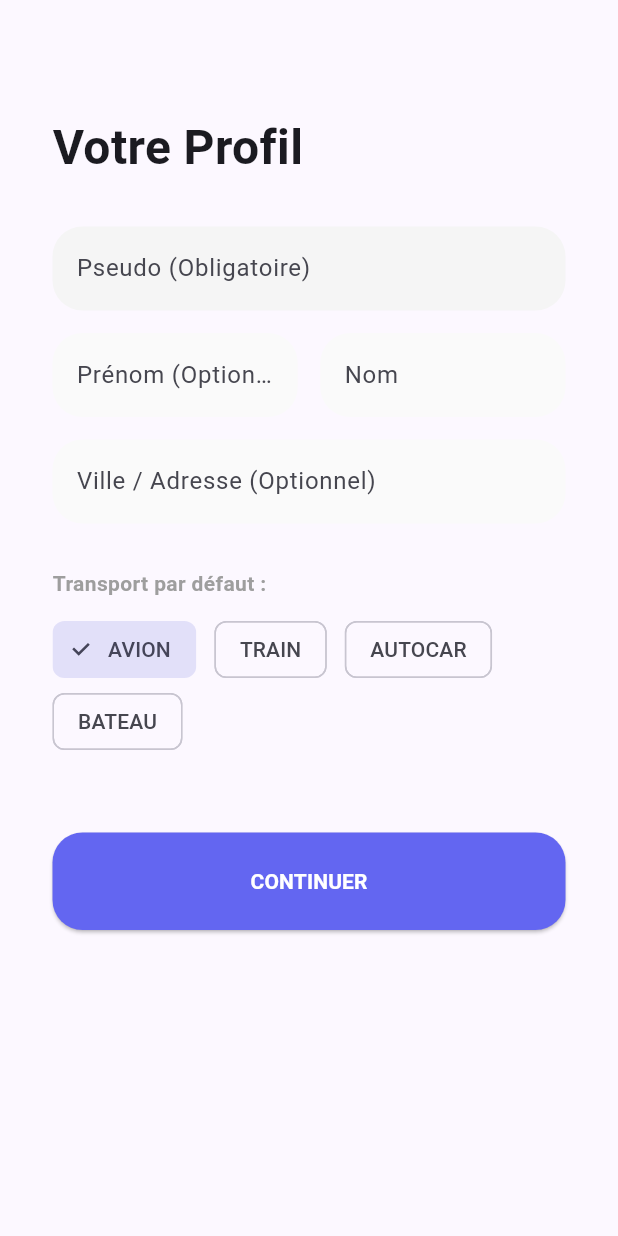
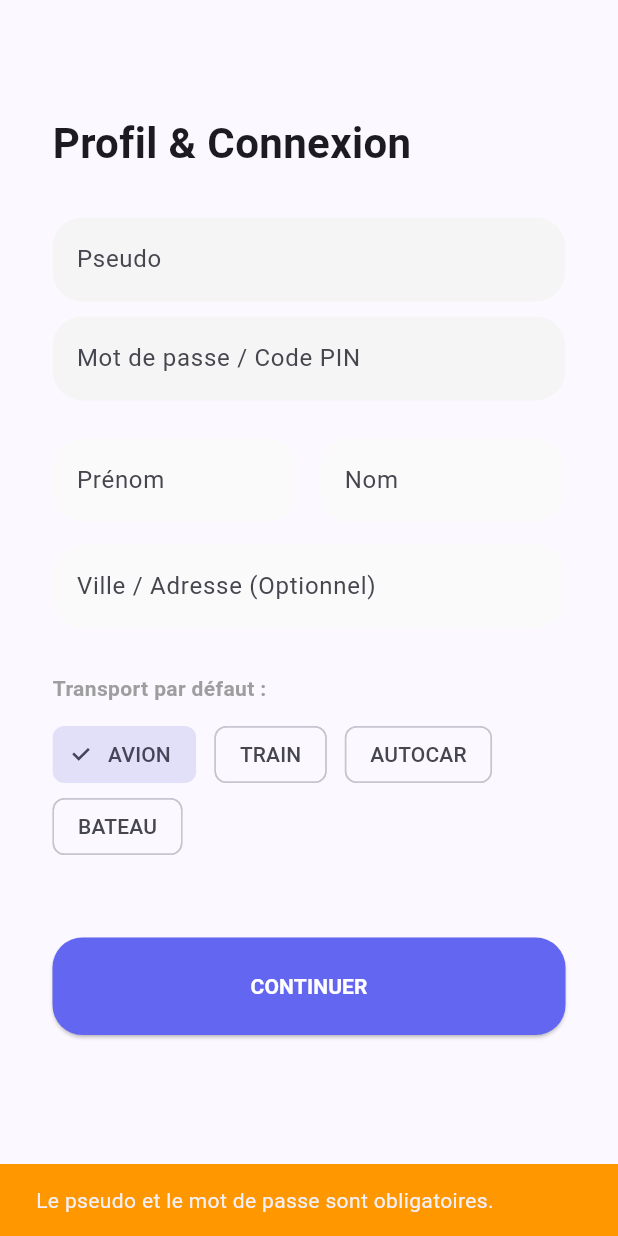
Before and after one commit to Jhamy35700/copassager, a Flutter app: the screen it shows after launch, after a tap on "COMMENCER", after a tap on "CONTINUER", on a phone screen of 412 x 824 dp. Run offline on Flutter 3.47's test engine with Material 3 defaults, Android fonts, the phone set to English and light mode, and no system bars; our stand-ins replace flutter_local_notifications, package_info_plus, permission_handler, shared_preferences, supabase_flutter; missing offline and left inert: nearby_connections; accounts and stored records are empty.

Commit message:
Ajout profil complet (Nom, Prénom, Adresse) et n° de transport dynamique sur les annonces

```diff
--- a/lib/main.dart
+++ b/lib/main.dart
@@ -132,7 +132,7 @@ class _MainLogicState extends State<MainLogic> {
   String _searchQuery = '';
   String _appVersion = "0.0.0";
 
-  Map<String, String> user = {"name": "", "transport": "avion", "firstName": "", "lastName": "", "address": ""};
+  Map<String, String> user = {"name": "", "password": "", "transport": "avion", "firstName": "", "lastName": "", "address": ""};
   Map<String, dynamic>? _activeRoom;
 
   final Map<String, List<String>> _history = {};
@@ -158,6 +158,7 @@ class _MainLogicState extends State<MainLogic> {
     final prefs = await SharedPreferences.getInstance();
     setState(() {
       user['name'] = prefs.getString('saved_pseudo') ?? "";
+      user['password'] = prefs.getString('saved_password') ?? ""; // NOUVEAU
       user['transport'] = prefs.getString('saved_transport') ?? "avion";
       user['firstName'] = prefs.getString('saved_firstname') ?? "";
       user['lastName'] = prefs.getString('saved_lastname') ?? "";
@@ -165,39 +166,45 @@ class _MainLogicState extends State<MainLogic> {
     });
   }
 
-  Future<bool> _saveAndValidateProfile(String newPseudo, String transport, String fName, String lName, String addr) async {
+  // LOGIQUE DE CONNEXION / INSCRIPTION UNIFIÉE
+  Future<bool> _saveAndValidateProfile(String newPseudo, String pwd, String transport, String fName, String lName, String addr) async {
     final prefs = await SharedPreferences.getInstance();
-    final oldPseudo = prefs.getString('saved_pseudo') ?? "";
 
-    if (newPseudo != oldPseudo) {
     try {
+      // 1. On cherche si le pseudo existe déjà dans Supabase
       final data = await Supabase.instance.client
           .from('users')
-            .select('pseudo')
+          .select() // On récupère tout
           .eq('pseudo', newPseudo)
           .maybeSingle();
 
       if (data != null) {
-          if (mounted) ScaffoldMessenger.of(context).showSnackBar(const SnackBar(content: Text("Ce pseudo est déjà pris !"), backgroundColor: Colors.red));
-          return false;
-        }
-      } catch (e) {
-        dev.log("Erreur validation Supabase: $e");
+        // LE COMPTE EXISTE : On vérifie le mot de passe
+        // (On autorise aussi si le mot de passe BDD est vide, pour migrer tes vieux tests)
+        if (data['password'] != null && data['password'] != pwd) {
+          if (mounted) ScaffoldMessenger.of(context).showSnackBar(const SnackBar(content: Text("Ce pseudo existe déjà. Mot de passe incorrect !"), backgroundColor: Colors.red));
+          return false; // Rejeté !
         }
       }
 
-    try {
+      // 2. Le compte est nouveau OU le mot de passe est bon -> On Upsert (Met à jour ou Crée)
       await Supabase.instance.client.from('users').upsert({
         'pseudo': newPseudo,
+        'password': pwd, // Sauvegarde du mot de passe
         'prenom': fName,
         'nom': lName,
         'adresse': addr
       });
+
     } catch (e) {
-      dev.log("Erreur Upsert Supabase: $e");
+      dev.log("Erreur Connexion Supabase: $e");
+      if (mounted) ScaffoldMessenger.of(context).showSnackBar(const SnackBar(content: Text("Erreur de connexion au serveur"), backgroundColor: Colors.orange));
+      return false;
     }
 
+    // 3. Sauvegarde locale si tout s'est bien passé
     await prefs.setString('saved_pseudo', newPseudo);
+    await prefs.setString('saved_password', pwd);
     await prefs.setString('saved_transport', transport);
     await prefs.setString('saved_firstname', fName);
     await prefs.setString('saved_lastname', lName);
@@ -205,6 +212,7 @@ class _MainLogicState extends State<MainLogic> {
 
     setState(() {
       user['name'] = newPseudo;
+      user['password'] = pwd;
       user['transport'] = transport;
       user['firstName'] = fName;
       user['lastName'] = lName;
@@ -482,7 +490,7 @@ class _WelcomeStep extends StatelessWidget {
 
 class _ProfileStep extends StatefulWidget {
   final Map<String, String> user;
-  final Future<bool> Function(String, String, String, String, String) onSave;
+  final Future<bool> Function(String, String, String, String, String, String) onSave; // +1 param (password)
 
   const _ProfileStep({required this.user, required this.onSave});
 
@@ -492,6 +500,7 @@ class _ProfileStep extends StatefulWidget {
 
 class _ProfileStepState extends State<_ProfileStep> {
   late TextEditingController _nameCtrl;
+  late TextEditingController _pwdCtrl; // Controleur de mot de passe
   late TextEditingController _fNameCtrl;
   late TextEditingController _lNameCtrl;
   late TextEditingController _addrCtrl;
@@ -502,6 +511,7 @@ class _ProfileStepState extends State<_ProfileStep> {
   void initState() {
     super.initState();
     _nameCtrl = TextEditingController(text: widget.user['name']);
+    _pwdCtrl = TextEditingController(text: widget.user['password']);
     _fNameCtrl = TextEditingController(text: widget.user['firstName']);
     _lNameCtrl = TextEditingController(text: widget.user['lastName']);
     _addrCtrl = TextEditingController(text: widget.user['address']);
@@ -511,6 +521,7 @@ class _ProfileStepState extends State<_ProfileStep> {
   @override
   void dispose() {
     _nameCtrl.dispose();
+    _pwdCtrl.dispose();
     _fNameCtrl.dispose();
     _lNameCtrl.dispose();
     _addrCtrl.dispose();
@@ -519,10 +530,16 @@ class _ProfileStepState extends State<_ProfileStep> {
 
   Future<void> _submitProfile() async {
     final pseudo = _nameCtrl.text.trim();
-    if (pseudo.isEmpty) return;
+    final pwd = _pwdCtrl.text.trim();
+
+    // Oblige l'utilisateur à mettre un pseudo et un mot de passe
+    if (pseudo.isEmpty || pwd.isEmpty) {
+      ScaffoldMessenger.of(context).showSnackBar(const SnackBar(content: Text("Le pseudo et le mot de passe sont obligatoires."), backgroundColor: Colors.orange));
+      return;
+    }
 
     setState(() => _isLoading = true);
-    bool success = await widget.onSave(pseudo, _currentTransport, _fNameCtrl.text.trim(), _lNameCtrl.text.trim(), _addrCtrl.text.trim());
+    bool success = await widget.onSave(pseudo, pwd, _currentTransport, _fNameCtrl.text.trim(), _lNameCtrl.text.trim(), _addrCtrl.text.trim());
     if (mounted && !success) setState(() => _isLoading = false);
   }
 
@@ -532,16 +549,26 @@ class _ProfileStepState extends State<_ProfileStep> {
       padding: const EdgeInsets.all(35),
       child: Column(mainAxisAlignment: MainAxisAlignment.center, crossAxisAlignment: CrossAxisAlignment.start, children: [
         const SizedBox(height: 40),
-        const Text('Votre Profil', style: TextStyle(fontSize: 32, fontWeight: FontWeight.bold)),
+        const Text('Profil & Connexion', style: TextStyle(fontSize: 28, fontWeight: FontWeight.bold)),
         const SizedBox(height: 30),
+
+        // PSEUDO ET MOT DE PASSE
         TextField(
           controller: _nameCtrl,
-          decoration: InputDecoration(hintText: 'Pseudo (Obligatoire)', filled: true, fillColor: Colors.grey.shade100, border: OutlineInputBorder(borderRadius: BorderRadius.circular(20), borderSide: BorderSide.none)),
+          decoration: InputDecoration(hintText: 'Pseudo', filled: true, fillColor: Colors.grey.shade100, border: OutlineInputBorder(borderRadius: BorderRadius.circular(20), borderSide: BorderSide.none)),
         ),
-        const SizedBox(height: 15),
+        const SizedBox(height: 10),
+        TextField(
+          controller: _pwdCtrl,
+          obscureText: true, // Cache le texte (mot de passe)
+          decoration: InputDecoration(hintText: 'Mot de passe / Code PIN', filled: true, fillColor: Colors.grey.shade100, border: OutlineInputBorder(borderRadius: BorderRadius.circular(20), borderSide: BorderSide.none)),
+        ),
+        const SizedBox(height: 25),
+
+        // AUTRES CHAMPS
         Row(
           children: [
-            Expanded(child: TextField(controller: _fNameCtrl, decoration: InputDecoration(hintText: 'Prénom (Optionnel)', filled: true, fillColor: Colors.grey.shade50, border: OutlineInputBorder(borderRadius: BorderRadius.circular(20), borderSide: BorderSide.none)))),
+            Expanded(child: TextField(controller: _fNameCtrl, decoration: InputDecoration(hintText: 'Prénom', filled: true, fillColor: Colors.grey.shade50, border: OutlineInputBorder(borderRadius: BorderRadius.circular(20), borderSide: BorderSide.none)))),
             const SizedBox(width: 15),
             Expanded(child: TextField(controller: _lNameCtrl, decoration: InputDecoration(hintText: 'Nom', filled: true, fillColor: Colors.grey.shade50, border: OutlineInputBorder(borderRadius: BorderRadius.circular(20), borderSide: BorderSide.none)))),
           ],
@@ -552,6 +579,7 @@ class _ProfileStepState extends State<_ProfileStep> {
           decoration: InputDecoration(hintText: 'Ville / Adresse (Optionnel)', filled: true, fillColor: Colors.grey.shade50, border: OutlineInputBorder(borderRadius: BorderRadius.circular(20), borderSide: BorderSide.none)),
         ),
         const SizedBox(height: 30),
+
         const Text('Transport par défaut :', style: TextStyle(color: Colors.grey, fontWeight: FontWeight.bold)),
         const SizedBox(height: 10),
         Wrap(spacing: 12, children: ['avion', 'train', 'autocar', 'bateau'].map((m) => ChoiceChip(
@@ -559,6 +587,7 @@ class _ProfileStepState extends State<_ProfileStep> {
           onSelected: (_) => setState(() => _currentTransport = m),
         )).toList()),
         const SizedBox(height: 50),
+
         ElevatedButton(
           style: ElevatedButton.styleFrom(minimumSize: const Size(double.infinity, 65), backgroundColor: const Color(0xFF6366f1), foregroundColor: Colors.white, shape: RoundedRectangleBorder(borderRadius: BorderRadius.circular(20))),
           onPressed: _isLoading ? null : _submitProfile,
@@ -752,7 +781,6 @@ class _DashboardStepState extends State<_DashboardStep> {
           )
         ),
       ]),
-      // 👇 LE BOUTON FLOTTANT MIS À JOUR ICI 👇
       floatingActionButton: FloatingActionButton.extended(
         onPressed: widget.onAdd, backgroundColor: const Color(0xFF6366f1),
         label: const Text("CRÉER UN SALON", style: TextStyle(color: Colors.white, fontWeight: FontWeight.bold)),
@@ -884,7 +912,6 @@ class _CreateModalState extends State<_CreateModal> {
       TextField(controller: _titleController, decoration: InputDecoration(hintText: 'Titre de l\'annonce', filled: true, fillColor: Colors.grey.shade50, border: OutlineInputBorder(borderRadius: BorderRadius.circular(20), borderSide: BorderSide.none))),
       const SizedBox(height: 15),
 
-      // 👇 LE CHAMP DESCRIPTION AJOUTÉ ICI 👇
       TextField(
         controller: _descController,
         maxLines: 2,
@@ -904,7 +931,6 @@ class _CreateModalState extends State<_CreateModal> {
       ]),
       const SizedBox(height: 35),
 
-      // 👇 LE BOUTON DE VALIDATION MIS À JOUR ICI 👇
       ElevatedButton(
         style: ElevatedButton.styleFrom(minimumSize: const Size(double.infinity, 65), backgroundColor: const Color(0xFF6366f1), foregroundColor: Colors.white, shape: RoundedRectangleBorder(borderRadius: BorderRadius.circular(20))),
         onPressed: () {
```
Lines whose indentation alone changed are shown as unchanged.
